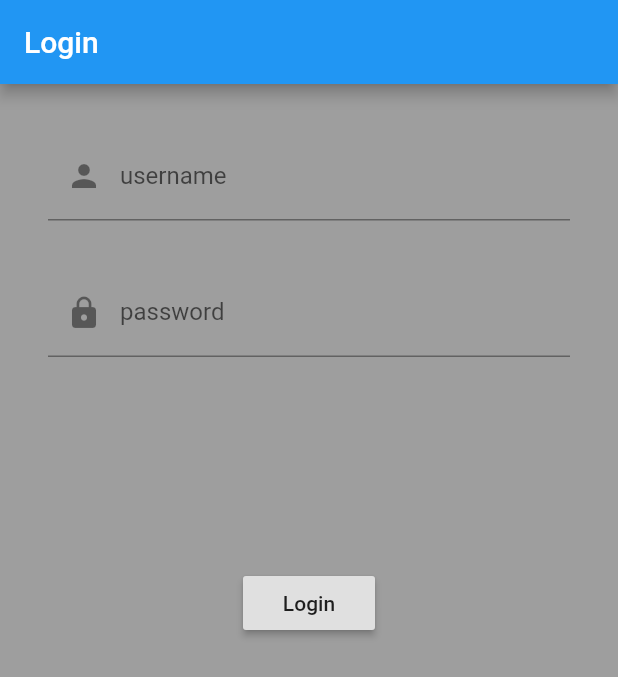
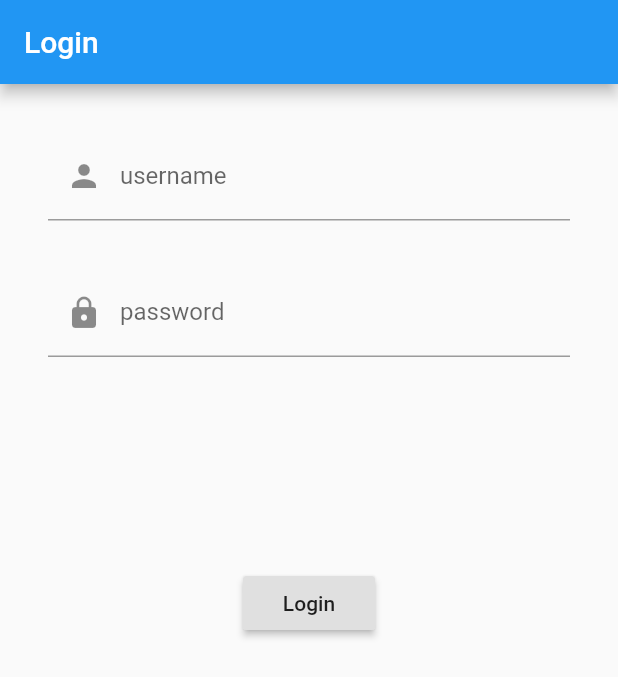
Before and after one commit to billy0402/flutter-bloc-tutorial, a Flutter app: the screen it shows after launch, on a phone screen of 412 x 824 dp. Shown: the top 677 px of the screen. Run offline on Flutter 3.47's test engine with Material 2 defaults, Android fonts, the phone set to English and light mode, and no system bars; our stand-ins replace bloc, equatable, flutter_bloc; missing offline and left inert: flare_splash_screen.

Commit message:
feat: Dynamic Theming

```diff
--- a/lib/main.dart
+++ b/lib/main.dart
@@ -13,6 +13,7 @@ import 'common/loading_indicator.dart';
 import 'home/home_page.dart';
 import 'login/login_page.dart';
 import 'splash/splash_page.dart';
+import 'theme/bloc/bloc.dart';
 import 'utils/simple_bloc_delegate.dart';
 import 'weather/bloc/bloc.dart';
 
@@ -26,10 +27,17 @@ void main() {
     ),
   );
 
-  runApp(BlocProvider<AuthBloc>(
+  runApp(MultiBlocProvider(
+    providers: [
+      BlocProvider<AuthBloc>(
         create: (context) {
           return AuthBloc(userRepository: userRepository)..add(AppStarted());
         },
+      ),
+      BlocProvider<ThemeBloc>(
+        create: (context) => ThemeBloc(),
+      ),
+    ],
     child: App(
       userRepository: userRepository,
       weatherRepository: weatherRepository,
@@ -50,12 +58,11 @@ class App extends StatelessWidget {
 
   @override
   Widget build(BuildContext context) {
+    return BlocBuilder<ThemeBloc, ThemeState>(
+      builder: (context, themeState) {
         return MaterialApp(
           title: 'Flutter Bloc Tutorial',
-      theme: ThemeData(
-        primarySwatch: Colors.blue,
-        scaffoldBackgroundColor: Colors.grey[500],
-      ),
+          theme: themeState.theme,
           home: BlocBuilder<AuthBloc, AuthState>(
             builder: (context, state) {
               if (state is AuthUninitialized) {
@@ -79,5 +86,7 @@ class App extends StatelessWidget {
             },
           ),
         );
+      },
+    );
   }
 }
--- /dev/null
+++ b/lib/theme/bloc/bloc.dart
@@ -0,0 +1,3 @@
+export 'theme_bloc.dart';
+export 'theme_event.dart';
+export 'theme_state.dart';
--- /dev/null
+++ b/lib/theme/bloc/theme_event.dart
@@ -0,0 +1,17 @@
+import 'package:equatable/equatable.dart';
+import 'package:meta/meta.dart';
+
+import '../../models/weather.dart';
+
+abstract class ThemeEvent extends Equatable {
+  const ThemeEvent();
+}
+
+class WeatherChanged extends ThemeEvent {
+  final WeatherCondition condition;
+
+  const WeatherChanged({@required this.condition}) : assert(condition != null);
+
+  @override
+  List<Object> get props => [condition];
+}
--- /dev/null
+++ b/lib/theme/bloc/theme_state.dart
@@ -0,0 +1,15 @@
+import 'package:equatable/equatable.dart';
+import 'package:flutter/material.dart';
+import 'package:meta/meta.dart';
+
+class ThemeState extends Equatable {
+  final ThemeData theme;
+  final MaterialColor color;
+
+  const ThemeState({@required this.theme, @required this.color})
+      : assert(theme != null),
+        assert(color != null);
+
+  @override
+  List<Object> get props => [theme, color];
+}
--- a/lib/weather/widget/widget.dart
+++ b/lib/weather/widget/widget.dart
@@ -1,3 +1,4 @@
 export 'combined_weather_temperature.dart';
+export 'gradient_container.dart';
 export 'last_updated.dart';
 export 'location.dart';
```
Also changed, not shown: lib/theme/bloc/theme_bloc.dart (added, +80 -0 lines), lib/weather/weather_page.dart (+13 -1 lines), lib/weather/widget/gradient_container.dart (added, +33 -0 lines). Lines whose indentation alone changed are shown as unchanged.
